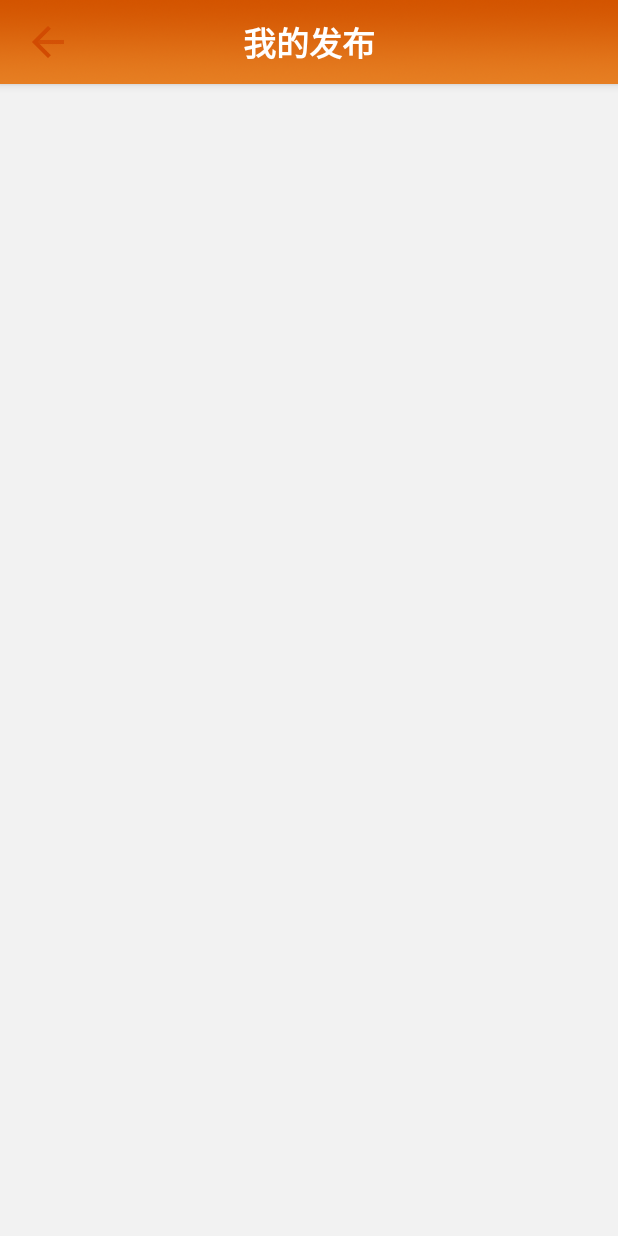
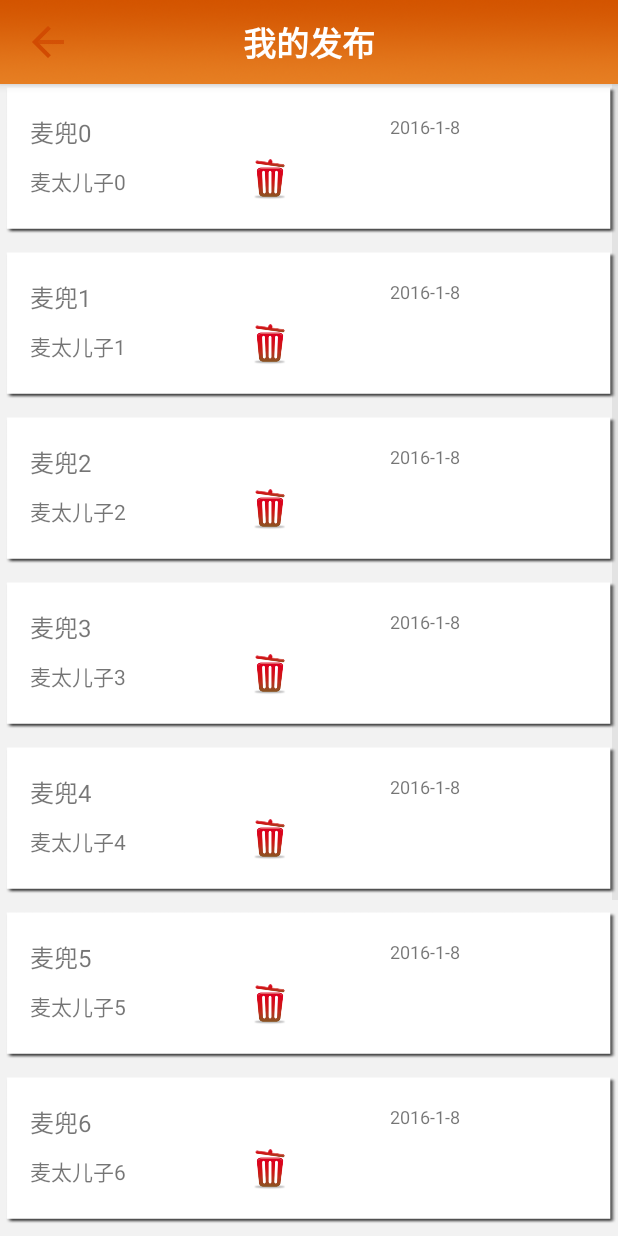
Before and after one commit to sumoonx/my-circle, an Android app: the MyReleaseActivity screen opened directly, with no data from a screen before it, on a phone screen of 412 x 824 dp. Run offline under Robolectric (Android 15) with nearby library versions, the phone set to English and light mode, and no system bars; libraries missing offline, so code that uses them is left out: com.orhanobut.logger.

Commit message:
完成了MyReleaseActivity的编写，实现了基本的显示，监听等功能

```diff
--- a/app/src/main/java/com/seu/mycircurt/commodity/MyReleaseActivity.java
+++ b/app/src/main/java/com/seu/mycircurt/commodity/MyReleaseActivity.java
@@ -1,42 +1,169 @@
 package com.seu.mycircurt.commodity;
 
-import android.app.Activity;
+import android.content.Context;
 import android.os.Bundle;
 import android.view.View;
+import android.view.ViewGroup;
+import android.widget.AdapterView;
 import android.widget.ImageView;
+import android.widget.ListView;
+import android.widget.SimpleAdapter;
+import android.widget.TextView;
 
 import com.orhanobut.logger.Logger;
 import com.seu.mycircurt.R;
+import com.seu.mycircurt.ui.BaseActivity;
+
+import java.util.ArrayList;
+import java.util.HashMap;
+import java.util.List;
+import java.util.Map;
 
 /**
  * description
- * @author JeremyXu on 2015/12/25
- * e-mail jeremy_xm@163.com
+ * @author yqman on 2016/1/8
+ * e-mail evanman@163.com
  * @version v0.0
  */
-public class MyReleaseActivity extends Activity implements View.OnClickListener{
+public class MyReleaseActivity extends BaseActivity implements View.OnClickListener{
     private ImageView backClick;
+    private ListView listView;
+    private MyAdapter myAdapter;
+    private List<Map<String,String>> listData = new ArrayList<Map<String,String>>();
+    public static final String name="MyReleaseName";
+    public static final String description="MyReleaseDescription";
+    public static final String date="MyReleaseDate";
     protected void onCreate(Bundle savedInstanceState) {
         super.onCreate(savedInstanceState);
         setContentView(R.layout.activity_my_rls);
+        initView();
+        initListView();
+    }
 
+    /**
+     * 该方法主要是完成对于除ListView控件的所有初始化操作：
+     * 绑定id、添加监听器等
+     */
+    private void initView(){
         backClick = (ImageView) findViewById(R.id.my_rls_back);
         backClick.setOnClickListener(this);
     }
+    /**
+     * 该方法主要是完成对ListView控件的所有初始化操作：
+     * 绑定id、添加监听器、绑定adapter等
+     */
+    private void initListView(){
+        listView = (ListView)findViewById(R.id.my_rls_list);
+        initListData();
+        myAdapter = new MyAdapter(this,listData,R.layout.list_my_rls,
+                new String[]{name,description,date},new int[]{R.id.my_rls_list_name,R.id.my_rls_list_content,R.id.my_rls_list_date});
+        listView.setAdapter(myAdapter);
+        listView.setOnItemClickListener(new MyOnItemClickListener());
+    }
 
+    /**
+     * 该方法主要是虚构一堆数据出来调试使用
+     */
+    private void initListData(){
+        for(int ii=0;ii<10;ii++)
+        {
+            Map<String,String> map = new HashMap<String,String>();
+            map.put(name,"麦兜"+ii);
+            map.put(description,"麦太儿子"+ii);
+            map.put(date,"2016-1-8");
+            listData.add(map);
+        }
+    }
+
+    /**
+     * 该方法用于刷新ListView
+     */
+    private void freshListData(){
+        myAdapter.freshData(listData);
+        myAdapter.notifyDataSetChanged();
+        listView.setSelection(myAdapter.getCount() - 1);
+    }
     @Override
     public void onClick(View v) {
         switch (v.getId()){
             case R.id.my_rls_back:
-                backOperation();
+                onBackPressed();
                 break;
             default:
                 break;
         }
     }
-
-    private void backOperation(){
+    @Override
+    public void onBackPressed() {
+        super.onBackPressed();
         Logger.d("click back");
         finish();
     }
+
+    /**
+     * 下面这个类就是一个继承自SimpleAdapter的适配器
+     * 覆写了int getCount()、Object getItem(int pos)、long getItemId(int pos)、View getView（）
+     * 四个方法；
+     * 然后写了一个freshData方法用于更新MyAdapter中的mItemList域；
+     * @warring 该类的定义可以移动到外面去，即可以不是一个内部类
+     */
+    class MyAdapter extends SimpleAdapter{
+        private List<Map<String, String>> mItemList;
+        public MyAdapter(Context context, List<? extends Map<String, String>> data,
+                         int resource, String[] from, int[] to) {
+            super(context, data, resource, from, to);
+            mItemList = (List<Map<String, String>>) data;
+        }
+        public int getCount() {
+            return mItemList.size();
+        }
+
+        public Object getItem(int pos) {
+            return pos;
+        }
+
+        public long getItemId(int pos) {
+            return pos;
+        }
+
+        @Override
+        public View getView(int position, View convertView, ViewGroup parent) {
+            Map<String ,String> map = mItemList.get(position);
+            View view = super.getView(position, convertView, parent);
+            //int image  =  map.get("" + position);
+            //ImageView imageview = (ImageView)view.findViewById(R.id.myrls);
+            //imageview.setBackgroundResource(image);
+            TextView name = (TextView)view.findViewById(R.id.my_rls_list_name);
+            name.setText(map.get(MyReleaseActivity.name));
+            TextView date = (TextView)view.findViewById(R.id.my_rls_list_date);
+            date.setText(map.get(MyReleaseActivity.date));
+            TextView description = (TextView)view.findViewById(R.id.my_rls_list_content);
+            description.setText(map.get(MyReleaseActivity.description));
+            return view;
+        }
+        public void freshData(List<Map<String, String>> newItemList){
+            mItemList = newItemList;
+        }
+    }
+    /**
+     * 下面这个类就是一个实现了OnItemClickListener接口的类
+     * 覆写了onItemClick方法；用于获取点击行的相关信息
+     * @warring 该类的定义不可以移动到外面去，因为它需要使用外部类的listData数据
+     */
+    class MyOnItemClickListener implements AdapterView.OnItemClickListener{
+        @Override
+        public void onItemClick(AdapterView<?> parent, View view, int position, long id) {
+            if(myAdapter.getCount()==position+1){
+                HashMap<String ,String> map = new HashMap<String, String>();
+                TextView mTextView = (TextView)view.findViewById(R.id.my_rls_list_name);
+                map.put(MyReleaseActivity.name, mTextView.getText().toString()+"1");
+                mTextView = (TextView)view.findViewById(R.id.my_rls_list_content);
+                map.put(MyReleaseActivity.description, mTextView.getText().toString()+"1");
+                mTextView = (TextView)view.findViewById(R.id.my_rls_list_date);
+                map.put(MyReleaseActivity.date, mTextView.getText().toString());
+                listData.add(map);
+                freshListData();
+            }
+        }
+    }
 }
--- a/app/src/main/res/layout/activity_my_rls.xml
+++ b/app/src/main/res/layout/activity_my_rls.xml
@@ -46,6 +46,4 @@
         android:dividerHeight="10dp">
     </ListView>
 
-
-
 </LinearLayout>
```
